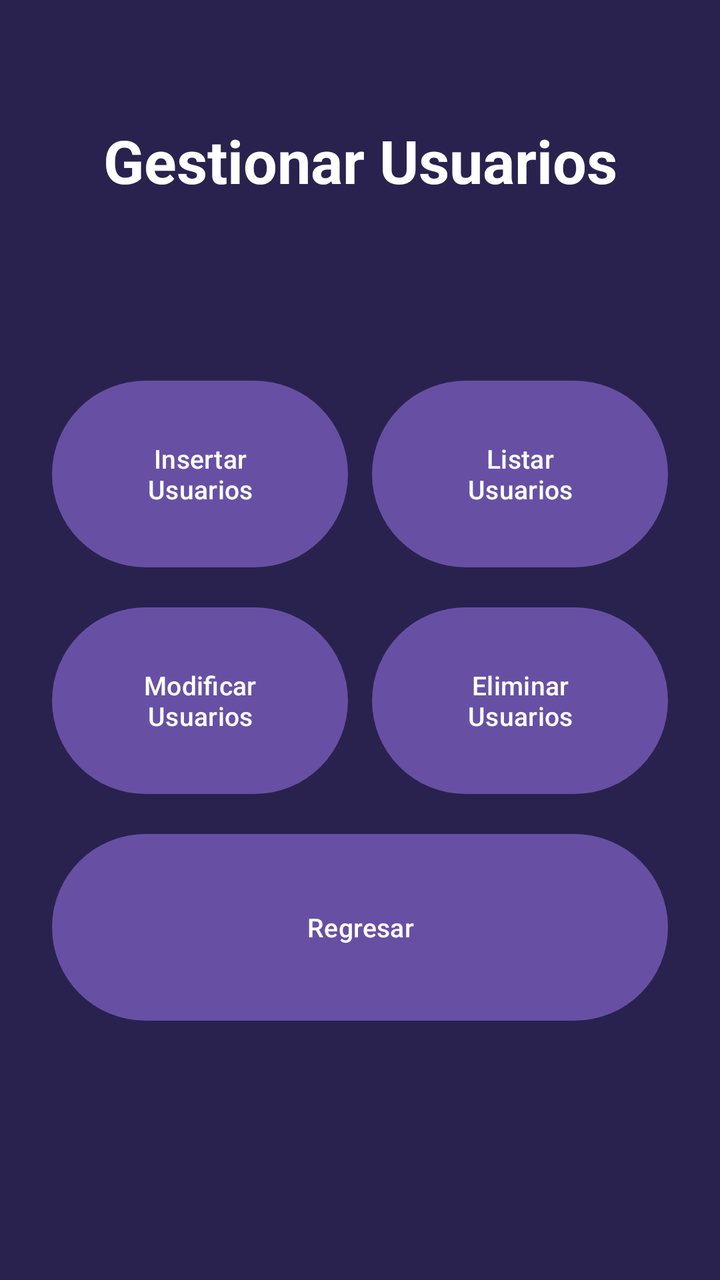
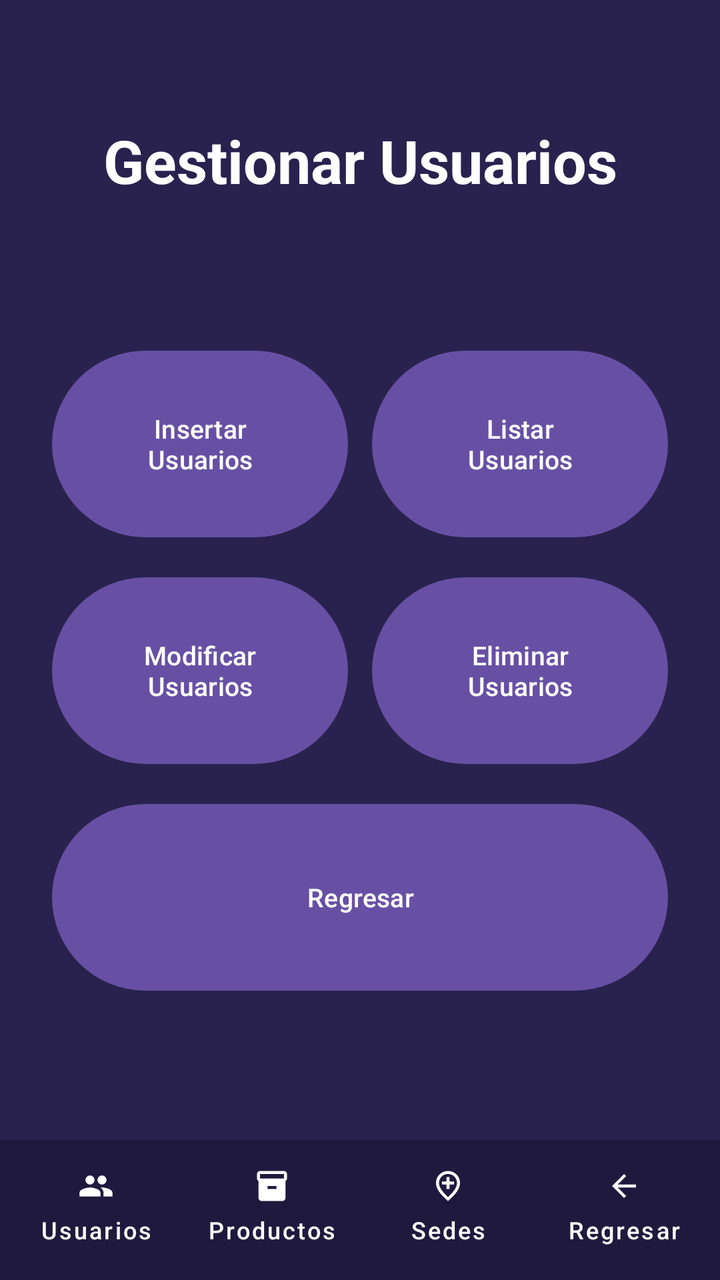

Compare the two renders of this Android layout. The source of the first and the diff that turns it into the second are given below.
<!-- AndroidManifest.xml: application theme Theme.AlcamenProyectoFinal -->
<!-- res/layout/activity_frm_gestion_usuarios.xml -->
<?xml version="1.0" encoding="utf-8"?>
<androidx.constraintlayout.widget.ConstraintLayout xmlns:android="http://schemas.android.com/apk/res/android"
    xmlns:app="http://schemas.android.com/apk/res-auto"
    xmlns:tools="http://schemas.android.com/tools"
    android:id="@+id/main"
    android:background="#29224E" android:layout_width="match_parent"
    android:layout_height="match_parent"
    tools:context=".Vista.frmGestionUsuarios">

    <TextView
        android:id="@+id/textView5"
        android:layout_width="wrap_content"
        android:layout_height="wrap_content"
        android:text="Gestionar Usuarios"
        android:textColor="#FFFFFF"
        android:textSize="30sp"
        android:textStyle="bold"
        android:layout_marginTop="60dp"
        app:layout_constraintEnd_toEndOf="parent"
        app:layout_constraintStart_toStartOf="parent"
        app:layout_constraintTop_toTopOf="parent" />

    <GridLayout
        android:layout_width="320dp"
        android:layout_height="340dp"
        android:columnCount="2"
        android:rowCount="3"
        app:layout_constraintBottom_toBottomOf="parent"
        app:layout_constraintEnd_toEndOf="parent"
        app:layout_constraintStart_toStartOf="parent"
        app:layout_constraintTop_toBottomOf="@+id/textView5"
        app:layout_constraintVertical_bias="0.4">

        <Button
            android:id="@+id/button7"
            android:layout_width="0dp"
            android:layout_height="0dp"
            android:layout_rowWeight="1"
            android:layout_columnWeight="1"
            android:layout_margin="6dp"
            android:onClick="btnInsertarUsuarios"
            android:text="Insertar\nUsuarios"
            android:textSize="13sp" />

        <Button
            android:id="@+id/button8"
            android:layout_width="0dp"
            android:layout_height="0dp"
            android:layout_rowWeight="1"
            android:layout_columnWeight="1"
            android:layout_margin="6dp"
            android:onClick="btnListarUsuarios"
            android:text="Listar\nUsuarios"
            android:textSize="13sp" />

        <Button
            android:id="@+id/button10"
            android:layout_width="0dp"
            android:layout_height="0dp"
            android:layout_rowWeight="1"
            android:layout_columnWeight="1"
            android:layout_margin="6dp"
            android:onClick="btnModificarUsuarios"
            android:text="Modificar\nUsuarios"
            android:textSize="13sp" />

        <Button
            android:id="@+id/button11"
            android:layout_width="0dp"
            android:layout_height="0dp"
            android:layout_rowWeight="1"
            android:layout_columnWeight="1"
            android:layout_margin="6dp"
            android:onClick="btnEliminarUsuarios"
            android:text="Eliminar\nUsuarios"
            android:textSize="13sp" />

        <Button
            android:id="@+id/button12"
            android:layout_width="0dp"
            android:layout_height="0dp"
            android:layout_rowWeight="1"
            android:layout_columnSpan="2"
            android:layout_columnWeight="2"
            android:layout_margin="6dp"
            android:onClick="btnRegresar"
            android:text="Regresar"
            android:textSize="13sp" />

    </GridLayout>

</androidx.constraintlayout.widget.ConstraintLayout>
<!-- resources referenced by this layout -->
<resources>
  <style name="Theme.AlcamenProyectoFinal" parent="Base.Theme.AlcamenProyectoFinal" />
  <style name="Base.Theme.AlcamenProyectoFinal" parent="Theme.Material3.DayNight.NoActionBar">
          
          
      </style>
</resources>

<!-- the commit's change to res/layout/activity_frm_gestion_usuarios.xml (unified diff, before → after) -->
@@ -3,33 +3,35 @@
     xmlns:app="http://schemas.android.com/apk/res-auto"
     xmlns:tools="http://schemas.android.com/tools"
     android:id="@+id/main"
-    android:background="#29224E" android:layout_width="match_parent"
+    android:layout_width="match_parent"
     android:layout_height="match_parent"
+    android:background="#29224E"
     tools:context=".Vista.frmGestionUsuarios">
 
+    
     <TextView
         android:id="@+id/textView5"
         android:layout_width="wrap_content"
         android:layout_height="wrap_content"
+        android:layout_marginTop="60dp"
         android:text="Gestionar Usuarios"
         android:textColor="#FFFFFF"
         android:textSize="30sp"
         android:textStyle="bold"
-        android:layout_marginTop="60dp"
         app:layout_constraintEnd_toEndOf="parent"
         app:layout_constraintStart_toStartOf="parent"
         app:layout_constraintTop_toTopOf="parent" />
 
+    
     <GridLayout
         android:layout_width="320dp"
         android:layout_height="340dp"
         android:columnCount="2"
         android:rowCount="3"
-        app:layout_constraintBottom_toBottomOf="parent"
+        app:layout_constraintBottom_toTopOf="@+id/bottomBar"
         app:layout_constraintEnd_toEndOf="parent"
         app:layout_constraintStart_toStartOf="parent"
-        app:layout_constraintTop_toBottomOf="@+id/textView5"
-        app:layout_constraintVertical_bias="0.4">
+        app:layout_constraintTop_toBottomOf="@+id/textView5">
 
         <Button
             android:id="@+id/button7"
@@ -89,4 +91,78 @@
 
     </GridLayout>
 
+    
+    <LinearLayout
+        android:id="@+id/bottomBar"
+        android:layout_width="match_parent"
+        android:layout_height="70dp"
+        android:background="#1F1A3D"
+        android:orientation="horizontal"
+        android:padding="4dp"
+        app:layout_constraintBottom_toBottomOf="parent"
+        app:layout_constraintEnd_toEndOf="parent"
+        app:layout_constraintStart_toStartOf="parent">
+
+        <com.google.android.material.button.MaterialButton
+            android:id="@+id/btnUsuarios"
+            style="@style/Widget.MaterialComponents.Button.TextButton"
+            android:layout_width="0dp"
+            android:layout_height="match_parent"
+            android:layout_weight="1"
+            android:text="Usuarios"
+            android:textColor="@android:color/white"
+            android:textSize="12sp"
+            app:icon="@drawable/ic_people"
+            app:iconGravity="top"
+            app:iconPadding="2dp"
+            app:iconTint="@android:color/white"
+            app:textAllCaps="false" />
+
+        <com.google.android.material.button.MaterialButton
+            android:id="@+id/btnProductos"
+            style="@style/Widget.MaterialComponents.Button.TextButton"
+            android:layout_width="0dp"
+            android:layout_height="match_parent"
+            android:layout_weight="1"
+            android:text="Productos"
+            android:textColor="@android:color/white"
+            android:textSize="12sp"
+            app:icon="@drawable/ic_inventory"
+            app:iconGravity="top"
+            app:iconPadding="2dp"
+            app:iconTint="@android:color/white"
+            app:textAllCaps="false" />
+
+        <com.google.android.material.button.MaterialButton
+            android:id="@+id/btnSedes"
+            style="@style/Widget.MaterialComponents.Button.TextButton"
+            android:layout_width="0dp"
+            android:layout_height="match_parent"
+            android:layout_weight="1"
+            android:text="Sedes"
+            android:textColor="@android:color/white"
+            android:textSize="12sp"
+            app:icon="@drawable/ic_location_city"
+            app:iconGravity="top"
+            app:iconPadding="2dp"
+            app:iconTint="@android:color/white"
+            app:textAllCaps="false" />
+
+        <com.google.android.material.button.MaterialButton
+            android:id="@+id/btnRegresar"
+            style="@style/Widget.MaterialComponents.Button.TextButton"
+            android:layout_width="0dp"
+            android:layout_height="match_parent"
+            android:layout_weight="1"
+            android:text="Regresar"
+            android:textColor="@android:color/white"
+            android:textSize="12sp"
+            app:icon="@drawable/ic_arrow_back"
+            app:iconGravity="top"
+            app:iconPadding="2dp"
+            app:iconTint="@android:color/white"
+            app:textAllCaps="false" />
+
+    </LinearLayout>
+
 </androidx.constraintlayout.widget.ConstraintLayout>
<!-- resource entries referenced after the edit -->
@@ -1,5 +1,29 @@
 <!-- resources referenced by this layout -->
 <resources>
+  <!-- drawable ic_arrow_back (drawable) -->
+  <vector xmlns:android="http://schemas.android.com/apk/res/android" android:autoMirrored="true" android:height="24dp" android:tint="#000000" android:viewportHeight="960" android:viewportWidth="960" android:width="24dp">
+        
+      <path android:fillColor="@android:color/white" android:pathData="M313,520L537,744L480,800L160,480L480,160L537,216L313,440L800,440L800,520L313,520Z"/>
+      
+  </vector>
+  <!-- drawable ic_inventory (drawable) -->
+  <vector xmlns:android="http://schemas.android.com/apk/res/android" android:height="24dp" android:tint="#000000" android:viewportHeight="24" android:viewportWidth="24" android:width="24dp">
+        
+      <path android:fillColor="@android:color/white" android:pathData="M20,2L4,2c-1,0 -2,0.9 -2,2v3.01c0,0.72 0.43,1.34 1,1.69L3,20c0,1.1 1.1,2 2,2h14c0.9,0 2,-0.9 2,-2L21,8.7c0.57,-0.35 1,-0.97 1,-1.69L22,4c0,-1.1 -1,-2 -2,-2zM15,14L9,14v-2h6v2zM20,7L4,7L4,4l16,-0.02L20,7z"/>
+      
+  </vector>
+  <!-- drawable ic_location_city (drawable) -->
+  <vector xmlns:android="http://schemas.android.com/apk/res/android" android:height="24dp" android:tint="#000000" android:viewportHeight="960" android:viewportWidth="960" android:width="24dp">
+        
+      <path android:fillColor="@android:color/white" android:pathData="M440,560L520,560L520,440L640,440L640,360L520,360L520,240L440,240L440,360L320,360L320,440L440,440L440,560ZM480,774Q602,662 661,570.5Q720,479 720,408Q720,299 650.5,229.5Q581,160 480,160Q379,160 309.5,229.5Q240,299 240,408Q240,479 299,570.5Q358,662 480,774ZM480,880Q319,743 239.5,625.5Q160,508 160,408Q160,258 256.5,169Q353,80 480,80Q607,80 703.5,169Q800,258 800,408Q800,508 720.5,625.5Q641,743 480,880ZM480,400Q480,400 480,400Q480,400 480,400Q480,400 480,400Q480,400 480,400Q480,400 480,400Q480,400 480,400Q480,400 480,400Q480,400 480,400Z"/>
+      
+  </vector>
+  <!-- drawable ic_people (drawable) -->
+  <vector xmlns:android="http://schemas.android.com/apk/res/android" android:height="24dp" android:tint="#000000" android:viewportHeight="24" android:viewportWidth="24" android:width="24dp">
+        
+      <path android:fillColor="@android:color/white" android:pathData="M16,11c1.66,0 2.99,-1.34 2.99,-3S17.66,5 16,5c-1.66,0 -3,1.34 -3,3s1.34,3 3,3zM8,11c1.66,0 2.99,-1.34 2.99,-3S9.66,5 8,5C6.34,5 5,6.34 5,8s1.34,3 3,3zM8,13c-2.33,0 -7,1.17 -7,3.5L1,19h14v-2.5c0,-2.33 -4.67,-3.5 -7,-3.5zM16,13c-0.29,0 -0.62,0.02 -0.97,0.05 1.16,0.84 1.97,1.97 1.97,3.45L17,19h6v-2.5c0,-2.33 -4.67,-3.5 -7,-3.5z"/>
+      
+  </vector>
   <style name="Theme.AlcamenProyectoFinal" parent="Base.Theme.AlcamenProyectoFinal" />
   <style name="Base.Theme.AlcamenProyectoFinal" parent="Theme.Material3.DayNight.NoActionBar">
           
